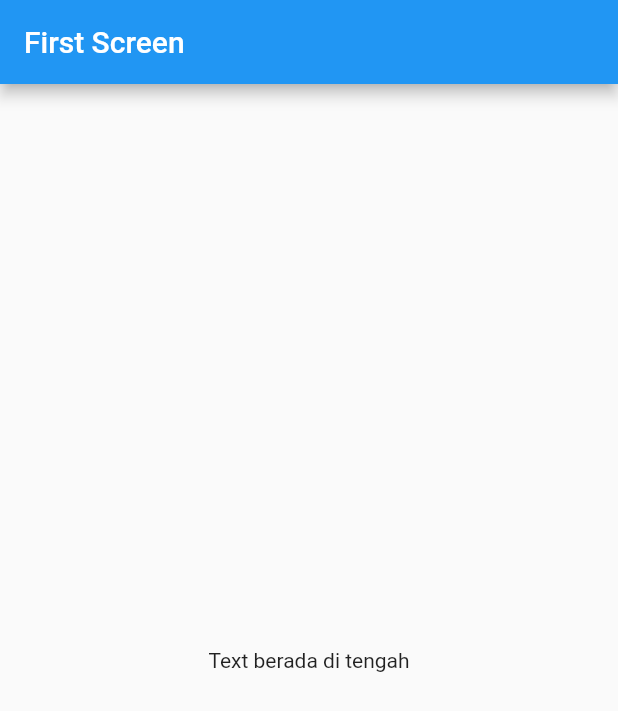
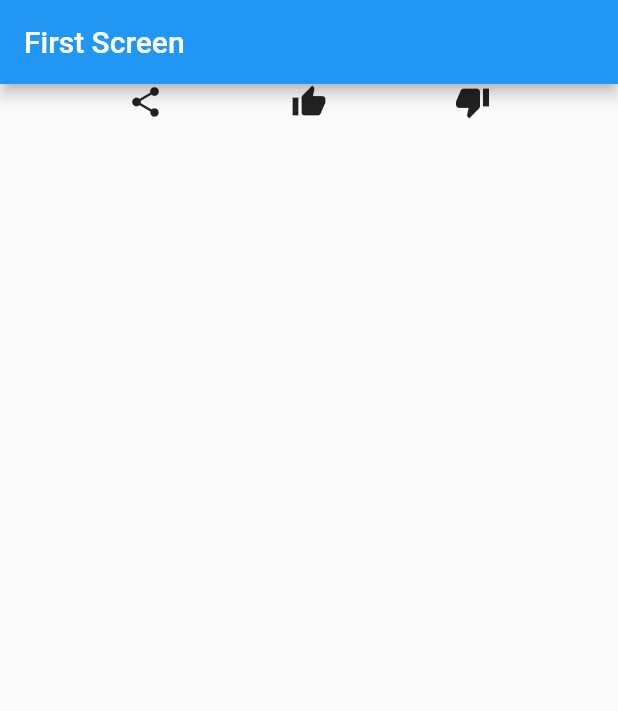
Before and after one commit to aiguh97/flutter-pemula-dicoding, a Flutter app: the screen it shows after launch, on a phone screen of 412 x 824 dp. Shown: the top 711 px of the screen. Run offline on Flutter 3.47's test engine with Material 3 defaults, Android fonts, the phone set to English and light mode, and no system bars.

Commit message:
7_row_column_screen

```diff
--- /dev/null
+++ b/lib/CustomRowColumn.dart
@@ -0,0 +1,25 @@
+import 'package:flutter/material.dart';
+
+class CustomRowColumn extends StatelessWidget {
+  const CustomRowColumn({super.key});
+
+  @override
+  Widget build(BuildContext context) {
+    return Scaffold(
+      appBar: AppBar(
+        title: const Text('First Screen'),
+        centerTitle: false,
+        backgroundColor: Colors.blue,
+        foregroundColor: Colors.white,
+      ),
+      body: Row(
+        mainAxisAlignment: MainAxisAlignment.spaceEvenly,
+        children: const <Widget>[
+          Icon(Icons.share),
+          Icon(Icons.thumb_up),
+          Icon(Icons.thumb_down),
+        ],
+      ),
+    );
+  }
+}
--- a/lib/main.dart
+++ b/lib/main.dart
@@ -2,6 +2,7 @@ import 'package:flutter/material.dart';
 import 'package:flutter_pemula_dicoding/CustomCenter.dart';
 import 'package:flutter_pemula_dicoding/CustomContainer.dart';
 import 'package:flutter_pemula_dicoding/CustomPadding.dart';
+import 'package:flutter_pemula_dicoding/CustomRowColumn.dart';
 import 'package:flutter_pemula_dicoding/FirstScreen.dart';
 import 'package:flutter_pemula_dicoding/biggerText.dart';
 
@@ -29,7 +30,7 @@ class MyApp extends StatelessWidget {
           foregroundColor: Colors.white,
         ),
       ),
-      home: CustomCenterScreen(),
+      home: CustomRowColumn(),
     );
   }
 }
```
